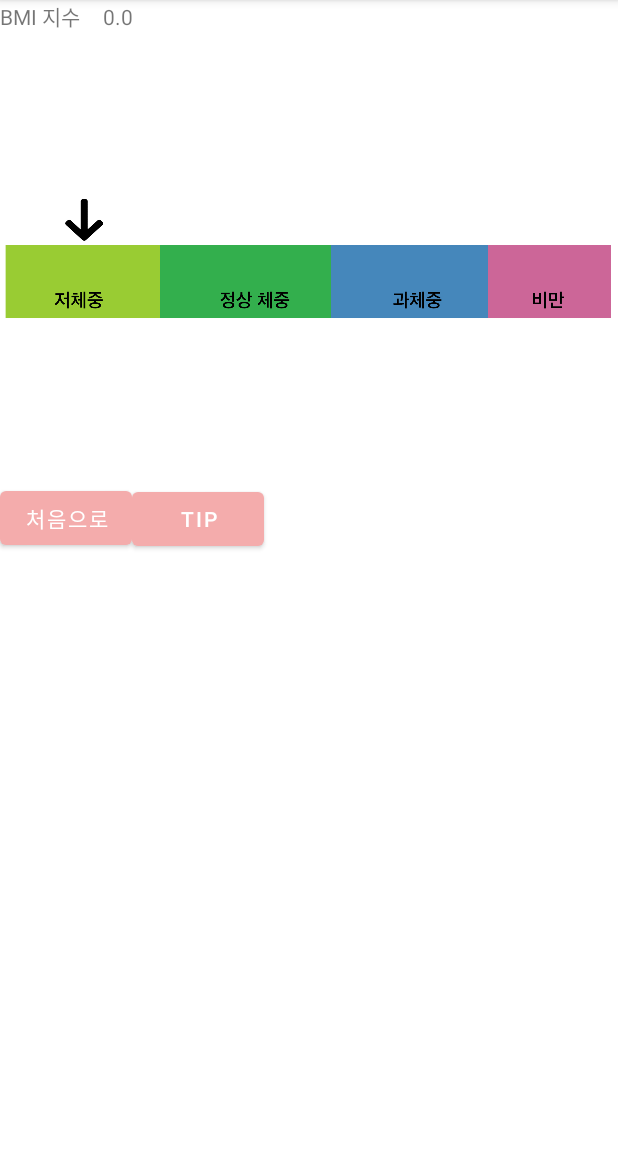
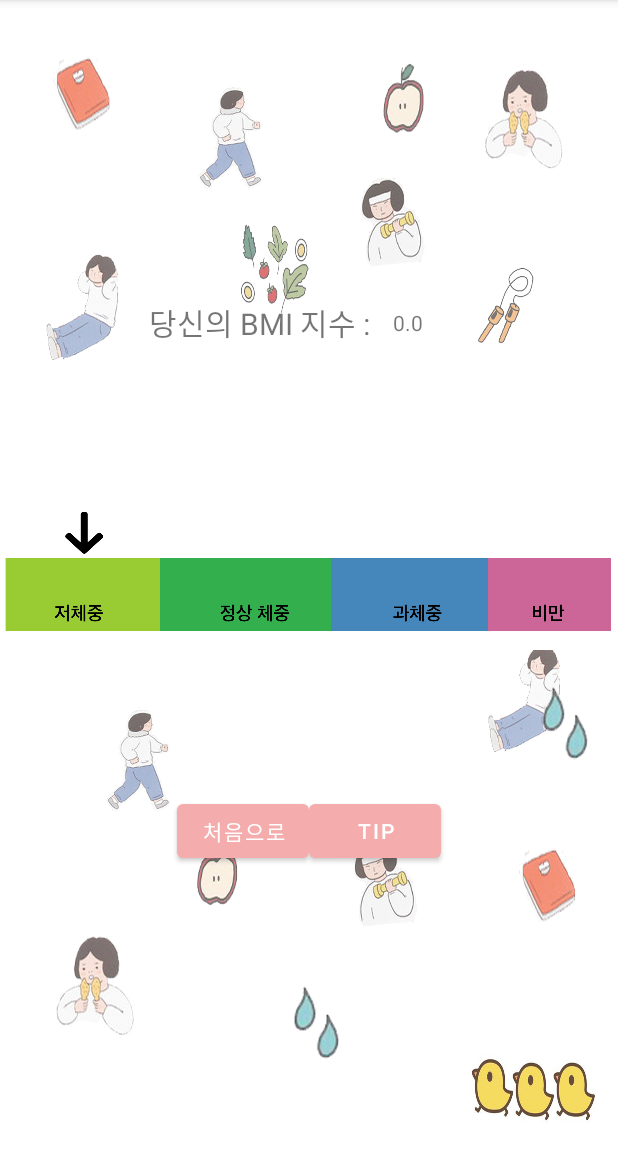
Before and after one commit to boram611/Android_Team4_BMI, an Android app: the ResultActivity screen opened directly, with no data from a screen before it, on a phone screen of 412 x 824 dp, the part 84-1236 px from its top. Run offline under Robolectric (Android 15) with nearby library versions, the light colour scheme and no system bars; 1 statement that could not run was skipped.

Commit message:
배경 전부 넣음+ 버튼 정렬(result page에 이미지 떠야하는 거 같은데 제 컴퓨터에선 안보여서 일단 그대로 둠)

```diff
--- a/app/src/main/res/layout/activity_login.xml
+++ b/app/src/main/res/layout/activity_login.xml
@@ -8,6 +8,7 @@
     android:layout_height="match_parent"
     tools:context=".LoginActivity"
     android:gravity="center"
+    android:background="@drawable/back"
     >
     <LinearLayout
         android:layout_width="match_parent"
--- a/app/src/main/res/layout/activity_result.xml
+++ b/app/src/main/res/layout/activity_result.xml
@@ -5,23 +5,29 @@
     xmlns:tools="http://schemas.android.com/tools"
     android:layout_width="match_parent"
     android:layout_height="match_parent"
-    tools:context=".ResultActivity">
+    tools:context=".ResultActivity"
+    android:background="@drawable/back">
+
+
 
 
     <LinearLayout
+        android:layout_marginTop="200dp"
         android:layout_width="match_parent"
         android:layout_height="wrap_content"
-        android:orientation="horizontal">
+        android:orientation="horizontal"
+        android:gravity="center">
 
 
         <TextView
             android:layout_width="wrap_content"
             android:layout_height="wrap_content"
-        android:text="BMI 지수"/>
+            android:text="당신의 BMI 지수 :"
+            android:textSize="20dp"/>
 
         <TextView
             android:id="@+id/tvBmi"
-            android:layout_width="wrap_content"
+            android:layout_width="50dp"
             android:layout_height="wrap_content"
             android:layout_marginLeft="15dp"
             />
@@ -29,6 +35,7 @@
 
     </LinearLayout>
     <LinearLayout
+
         android:layout_width="wrap_content"
         android:layout_height="300dp"
         android:orientation="vertical"
@@ -40,8 +47,8 @@
             android:layout_height="wrap_content"
             />
     </LinearLayout>
-
     <LinearLayout
+        android:gravity="center"
         android:layout_width="match_parent"
         android:layout_height="wrap_content"
         android:orientation="horizontal">
```
Also changed, not shown: app/src/main/res/layout/activity_insert.xml (+10 -7 lines), app/src/main/res/layout/whatisbmi.xml (+7 -4 lines). Lines whose indentation alone changed are shown as unchanged.
